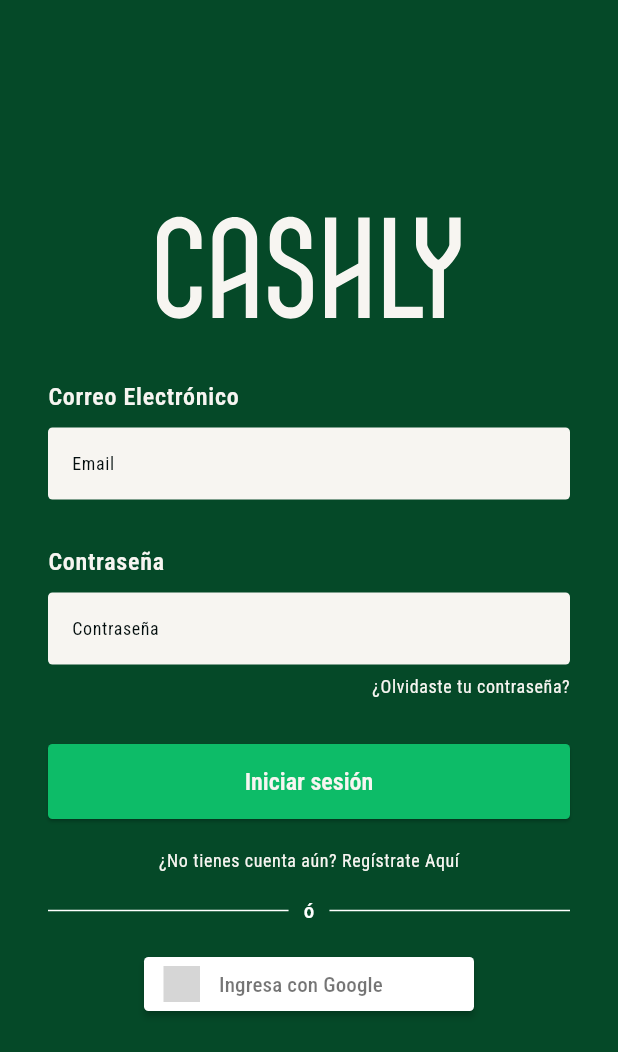
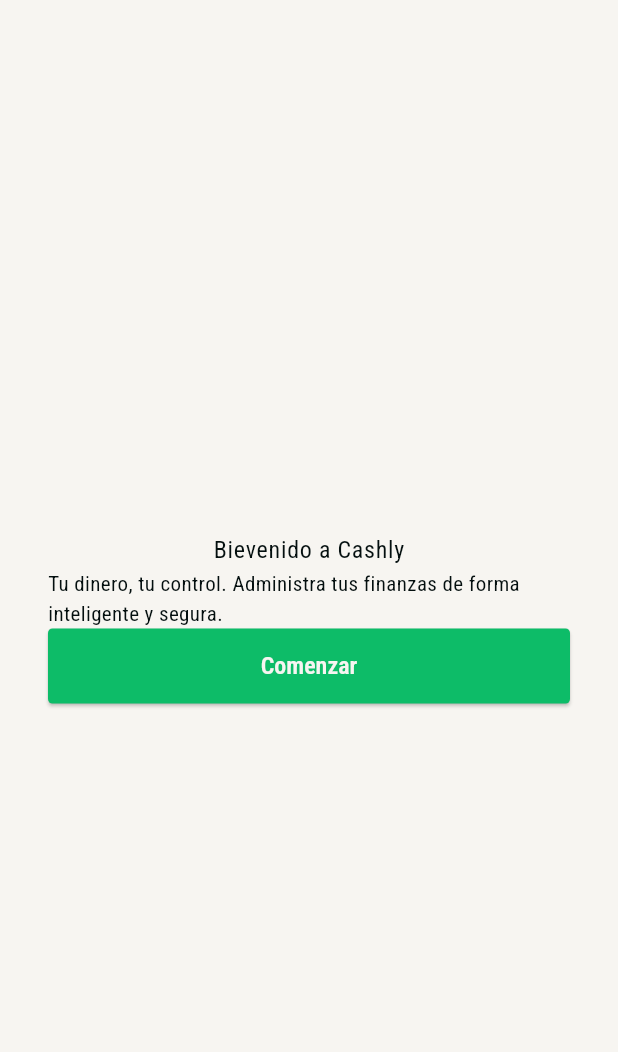
Before and after one commit to MFHamilton/cashly-frontend, a Flutter app: the screen it shows after launch, on a phone screen of 412 x 824 dp. Shown: the top 1052 px of the screen. Run offline on Flutter 3.47's test engine with Material 3 defaults, Android fonts, the phone set to English and light mode, and no system bars; drawn by our look-alikes of sign_in_button; our stand-ins replace flutter_svg, google_fonts; grey boxes are pictures that could not be loaded.

Commit message:
IntroPage created, fonts updated

```diff
--- a/lib/core/themes/button_theme.dart
+++ b/lib/core/themes/button_theme.dart
@@ -7,7 +7,7 @@ class AppButtonTheme {
     style: ElevatedButton.styleFrom(
       backgroundColor: AppColorScheme.light.tertiary,
       foregroundColor: AppColorScheme.light.onTertiary,
-      textStyle: MyTextTheme.lightTextTheme.bodyLarge,
+      textStyle: MyTextTheme.lightTextTheme.titleMedium,
       shape: RoundedRectangleBorder(borderRadius: BorderRadius.circular(3)),
       minimumSize: Size(double.infinity, 50),
     ),
--- a/lib/core/themes/text_scheme.dart
+++ b/lib/core/themes/text_scheme.dart
@@ -3,21 +3,66 @@ import 'package:flutter/material.dart';
 import 'package:google_fonts/google_fonts.dart';
 
 class MyTextTheme {
-  static TextTheme get lightTextTheme => GoogleFonts.robotoCondensedTextTheme().copyWith(
+  static TextTheme get lightTextTheme => TextTheme(
+    displayLarge: GoogleFonts.robotoCondensed(
+      fontSize: 57,
+      fontWeight: FontWeight.w400,
+    ),
+    displayMedium: GoogleFonts.robotoCondensed(
+      fontSize: 45,
+      fontWeight: FontWeight.w400,
+    ),
+    displaySmall: GoogleFonts.robotoCondensed(
+      fontSize: 36,
+      fontWeight: FontWeight.w400,
+    ),
+    headlineLarge: GoogleFonts.robotoCondensed(
+      fontSize: 32,
+      fontWeight: FontWeight.w400,
+    ),
+    headlineMedium: GoogleFonts.robotoCondensed(
+      fontSize: 28,
+      fontWeight: FontWeight.w400,
+    ),
+    headlineSmall: GoogleFonts.robotoCondensed(
+      fontSize: 24,
+      fontWeight: FontWeight.w400,
+    ),
+    titleLarge: GoogleFonts.robotoCondensed(
+      fontSize: 22,
+      fontWeight: FontWeight.w500,
+    ),
+    titleMedium: GoogleFonts.robotoCondensed(
+      fontSize: 16,
+      fontWeight: FontWeight.w600,
+    ),
+    titleSmall: GoogleFonts.robotoCondensed(
+      fontSize: 14,
+      fontWeight: FontWeight.w500,
+    ),
     bodyLarge: GoogleFonts.robotoCondensed(
       fontSize: 16,
-      fontWeight: FontWeight.w600, // Bold
-      color: AppColorScheme.light.onSurface,
+      fontWeight: FontWeight.w400,
     ),
     bodyMedium: GoogleFonts.robotoCondensed(
       fontSize: 14,
-      fontWeight: FontWeight.w500, // Regular
-      color: AppColorScheme.light.onSurface,
+      fontWeight: FontWeight.w400,
     ),
     bodySmall: GoogleFonts.robotoCondensed(
       fontSize: 12,
-      fontWeight: FontWeight.w400, // Light
-
-    )
+      fontWeight: FontWeight.w400,
+    ),
+    labelLarge: GoogleFonts.robotoCondensed(
+      fontSize: 14,
+      fontWeight: FontWeight.w500,
+    ),
+    labelMedium: GoogleFonts.robotoCondensed(
+      fontSize: 12,
+      fontWeight: FontWeight.w500,
+    ),
+    labelSmall: GoogleFonts.robotoCondensed(
+      fontSize: 11,
+      fontWeight: FontWeight.w500,
+    ),
   );
 }
--- a/lib/feautures/auth/presentation/login.dart
+++ b/lib/feautures/auth/presentation/login.dart
@@ -52,7 +52,7 @@ class _LoginPageState extends State<LoginPage> {
                 children: [
                   Text(
                     'Correo Electrónico',
-                    style: Theme.of(context).textTheme.bodyLarge?.copyWith(
+                    style: Theme.of(context).textTheme.titleMedium?.copyWith(
                         color: Theme.of(context).colorScheme.surface
                     ),
                   ),
@@ -66,7 +66,7 @@ class _LoginPageState extends State<LoginPage> {
 
                   Text(
                     'Contraseña',
-                    style: Theme.of(context).textTheme.bodyLarge?.copyWith(
+                    style: Theme.of(context).textTheme.titleMedium?.copyWith(
                         color: Theme.of(context).colorScheme.surface
                     ),
 
@@ -84,7 +84,7 @@ class _LoginPageState extends State<LoginPage> {
                     alignment: Alignment.bottomRight,
                     child: Text(
                       '¿Olvidaste tu contraseña?',
-                      style: Theme.of(context).textTheme.bodySmall?.copyWith(
+                      style: Theme.of(context).textTheme.bodyMedium?.copyWith(
                           color: Theme.of(context).colorScheme.surface
                       ),
 
@@ -107,7 +107,7 @@ class _LoginPageState extends State<LoginPage> {
                     alignment: Alignment.bottomCenter,
                     child: Text(
                       '¿No tienes cuenta aún? Regístrate Aquí',
-                      style: Theme.of(context).textTheme.bodySmall?.copyWith(
+                      style: Theme.of(context).textTheme.bodyMedium?.copyWith(
                           color: Theme.of(context).colorScheme.surface
                       ),
                     ),
--- /dev/null
+++ b/lib/feautures/intro/presentation/intro_page.dart
@@ -0,0 +1,40 @@
+import 'package:cashly/core/widgets/custom_button.dart';
+import 'package:flutter/material.dart';
+
+class IntroPage extends StatelessWidget {
+  const IntroPage({super.key});
+
+  @override
+  Widget build(BuildContext context) {
+    return Scaffold(
+      backgroundColor: Theme.of(context).colorScheme.surface,
+      body: Center(
+        child: Column(
+            mainAxisAlignment: MainAxisAlignment.center,
+          children: [
+            Container(
+                width: double.infinity,
+                padding: EdgeInsets.symmetric(horizontal: 32), // Padding Interno del Container
+              child: Column(
+
+                  crossAxisAlignment: CrossAxisAlignment.center,
+                  mainAxisSize: MainAxisSize.min,
+                children: [
+                  Text(
+                      "Bievenido a Cashly",
+                    style: Theme.of(context).textTheme.bodyLarge,
+                  ),
+                  Text('Tu dinero, tu control. Administra tus finanzas de forma inteligente y segura.'),
+                  CustomButton(text: 'Comenzar'),
+
+                ]
+
+              ),
+            ),
+          ],
+        ),
+
+      ),
+    );
+  }
+}
--- a/lib/main.dart
+++ b/lib/main.dart
@@ -1,6 +1,6 @@
 import 'package:cashly/core/themes/app_themes.dart';
-import 'package:cashly/core/themes/text_scheme.dart';
 import 'package:cashly/feautures/auth/presentation/login.dart';
+import 'package:cashly/feautures/intro/presentation/intro_page.dart';
 import 'package:flutter/material.dart';
 
 
@@ -12,7 +12,7 @@ class MyApp extends StatelessWidget {
     return MaterialApp(
       title: 'Material App',
       theme: AppTheme.lightTheme,
-      home: LoginPage(),
+      home: IntroPage(),
     );
   }
 }
```
Also changed, not shown: pubspec.yaml (+4 -4 lines).
